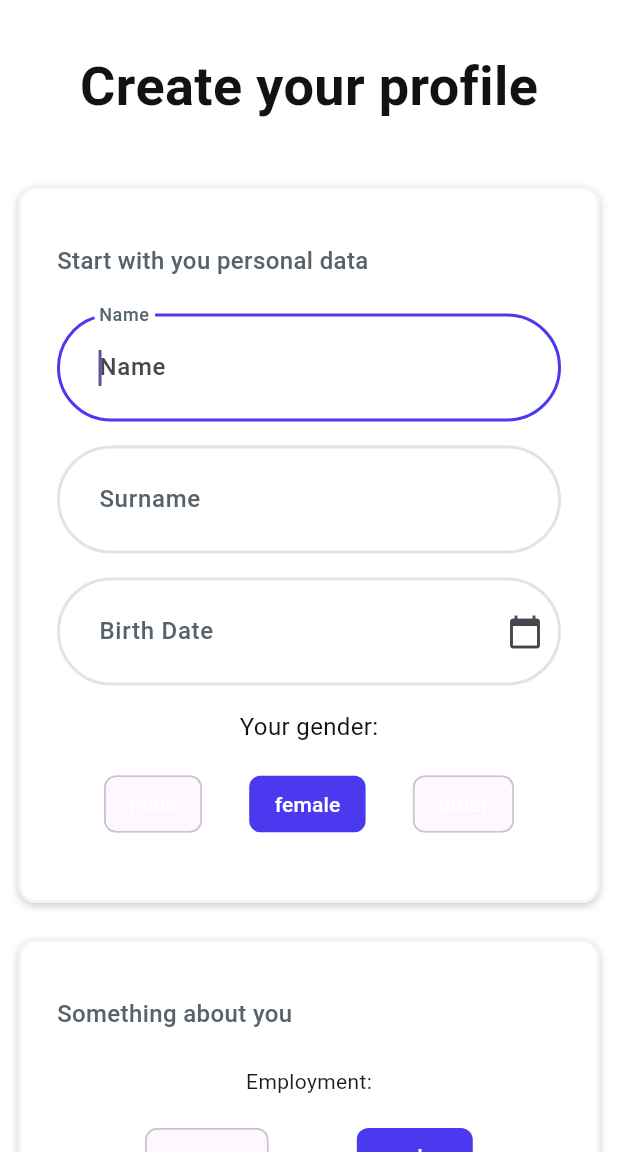
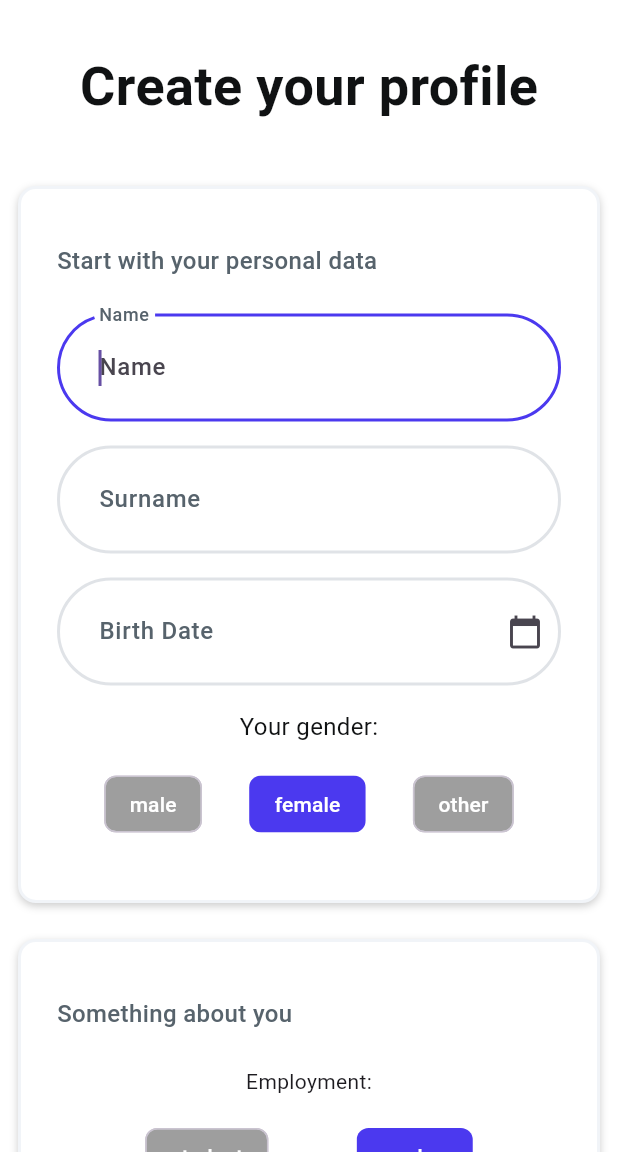
Before and after one commit to antonio-mercurio/DIMAproject, a Flutter app: the FormPersonalProfileAdj screen opened directly, on a phone screen of 412 x 824 dp, the part 84-1236 px from its top. Run offline on Flutter 3.47's test engine with Material 3 defaults, Android fonts, the phone set to English and light mode, and no system bars; our stand-ins replace cloud_firestore, firebase_auth, firebase_core, firebase_storage, flutter_spinkit, image_picker and 1 more; missing offline and left inert: dart:ffi; accounts and stored records are empty; network calls fail; Roboto replaces fonts that are missing (Plus Jakarta Sans, Readex Pro).

Commit message:
image set to form personal profile

```diff
--- a/prva/lib/main.dart
+++ b/prva/lib/main.dart
@@ -37,7 +37,7 @@ class MyApp extends StatelessWidget {
       value: AuthService().user,
       initialData: null,
       child: MaterialApp(
-        home: ChatAdj()//ViewProfile(houseProfile: HouseProfile(type: 'Stanza Singola', city: 'Milano', price: 500, address: 'Via Schipsrelli', owner: '', idHouse: '' )),
+        home: Wrapper()//ViewProfile(houseProfile: HouseProfile(type: 'Stanza Singola', city: 'Milano', price: 500, address: 'Via Schipsrelli', owner: '', idHouse: '' )),
       ),
     );
   }
--- a/prva/lib/screens/form_personal_profile_adj.dart
+++ b/prva/lib/screens/form_personal_profile_adj.dart
@@ -1,6 +1,10 @@
 
 import 'package:flutter/material.dart';
-import 'package:intl/intl.dart'; // for date formatting
+import 'package:intl/intl.dart';
+import 'package:provider/provider.dart';
+import 'package:prva/models/user.dart';
+import 'package:prva/schermiProva.dart';
+import 'package:prva/shared/loading.dart'; // for date formatting
 
 class FormPersonalProfileAdj extends StatefulWidget {
   const FormPersonalProfileAdj({Key? key}) : super(key: key);
@@ -18,6 +22,7 @@ class _FormPersonalProfileAdjState extends State<FormPersonalProfileAdj> {
   String? _surname;
   String? _description;
   DateTime? _birthDate;
+  late List<String> imageURLs;
   // controller for the textfield
   TextEditingController _dateController = TextEditingController();
 
@@ -49,10 +54,19 @@ class _FormPersonalProfileAdjState extends State<FormPersonalProfileAdj> {
   }
 
   final scaffoldKey = GlobalKey<FormState>();
+   @override
+  void initState() {
+    super.initState();
+    imageURLs=['', '', '', ''];
+  }
+
 
   @override
   Widget build(BuildContext context) {
-
+    final user = Provider.of<Utente?>(context);
+    if (user == null) {
+      return Loading();
+    } else {
     return Scaffold(
             backgroundColor: Colors.white,
             appBar: AppBar(
@@ -131,7 +145,7 @@ class _FormPersonalProfileAdjState extends State<FormPersonalProfileAdj> {
                                     padding: EdgeInsetsDirectional.fromSTEB(
                                         0, 12, 0, 24),
                                     child: Text(
-                                      'Start with you personal data',
+                                      'Start with your personal data',
                                       textAlign: TextAlign.start,
                                       style: TextStyle(
                                             fontFamily: 'Plus Jakarta Sans',
@@ -393,6 +407,7 @@ class _FormPersonalProfileAdjState extends State<FormPersonalProfileAdj> {
                                         3,
                                      (int index) {
                                     return ChoiceChip(
+                                      backgroundColor: Colors.grey,
                                     label: Text(optionsGender[index]),
                                     labelStyle: TextStyle(fontFamily: 'Readex Pro',
                                     color: Colors.white) ,
@@ -495,6 +510,7 @@ Padding(
                                         2,
                                      (int index) {
                                     return ChoiceChip(
+                                      backgroundColor: Colors.grey,
                                     label: Text(optionsEmployement[index]),
                                     labelStyle: TextStyle(fontFamily: 'Readex Pro',
                                     color: Colors.white) ,
@@ -640,7 +656,7 @@ Padding(
                 mainAxisAlignment: MainAxisAlignment.center,
                 children: [
                   Text(
-                    'Pick four photo for your profile!',
+                    'Pick some photos for your profile!',
                   ),
                 ],
               ),
@@ -651,24 +667,49 @@ Padding(
                 mainAxisSize: MainAxisSize.max,
                 mainAxisAlignment: MainAxisAlignment.center,
                 children: [
+                  Column(
+                    children: [
                   InkWell(
                     splashColor: Colors.transparent,
                     focusColor: Colors.transparent,
                     hoverColor: Colors.transparent,
                     highlightColor: Colors.transparent,
                     onTap: () async {
-
+                      if( imageURLs[0].isEmpty){
+                     imageURLs[0] = await SchermiProva().uploadFile();
+                     print(imageURLs[0]);
+                      }
                     },
                     child: ClipRRect(
                       borderRadius: BorderRadius.circular(8),
-                      child: Image.network(
-                        'https://picsum.photos/seed/857/600',
+                      child: imageURLs.elementAt(0).isEmpty
+                      ? Image.asset('assets/userPhoto.jpg',
+                      width: MediaQuery.sizeOf(context).width * 0.30,
+                        height: MediaQuery.sizeOf(context).height * 0.20,
+                        fit: BoxFit.cover,
+                      )
+                      : Image.network(
+                        imageURLs[0],
                         width: MediaQuery.sizeOf(context).width * 0.30,
                         height: MediaQuery.sizeOf(context).height * 0.20,
                         fit: BoxFit.cover,
                       ),
                     ),
                   ),
+
+                Align(
+                 alignment: Alignment.topRight,
+                 child:
+                imageURLs.elementAt(0).isEmpty ? null
+                : IconButton(
+                icon: Icon(Icons.close),
+                color: Color(0xFFFF5963),
+                   onPressed: (){
+
+                          },
+                      ),
+                    ),
+                  ]),
                    SizedBox(width: MediaQuery.sizeOf(context).width * 0.05),
                   ClipRRect(
                     borderRadius: BorderRadius.circular(8),
@@ -751,5 +792,6 @@ Padding(
           ),
         ),
     );
+    }
   }
 }
--- a/prva/lib/screens/wrapper.dart
+++ b/prva/lib/screens/wrapper.dart
@@ -1,6 +1,7 @@
 import 'package:flutter/material.dart';
 import 'package:provider/provider.dart';
 import 'package:prva/models/user.dart';
+import 'package:prva/screens/form_personal_profile_adj.dart';
 import 'package:prva/screens/home/home.dart';
 import 'package:prva/screens/login/authenticate.dart';
 import 'package:prva/screens/provaMatch.dart';
@@ -13,7 +14,7 @@ class Wrapper extends StatelessWidget {
     if (utente == null) {
       return Authenticate();
     } else {
-      return Home();
+      return FormPersonalProfileAdj();
     }
   }
 }
```
Also changed, not shown: prva/lib/schermiProva.dart (+7 -5 lines), prva/assets/userPhoto.jpg (added).
